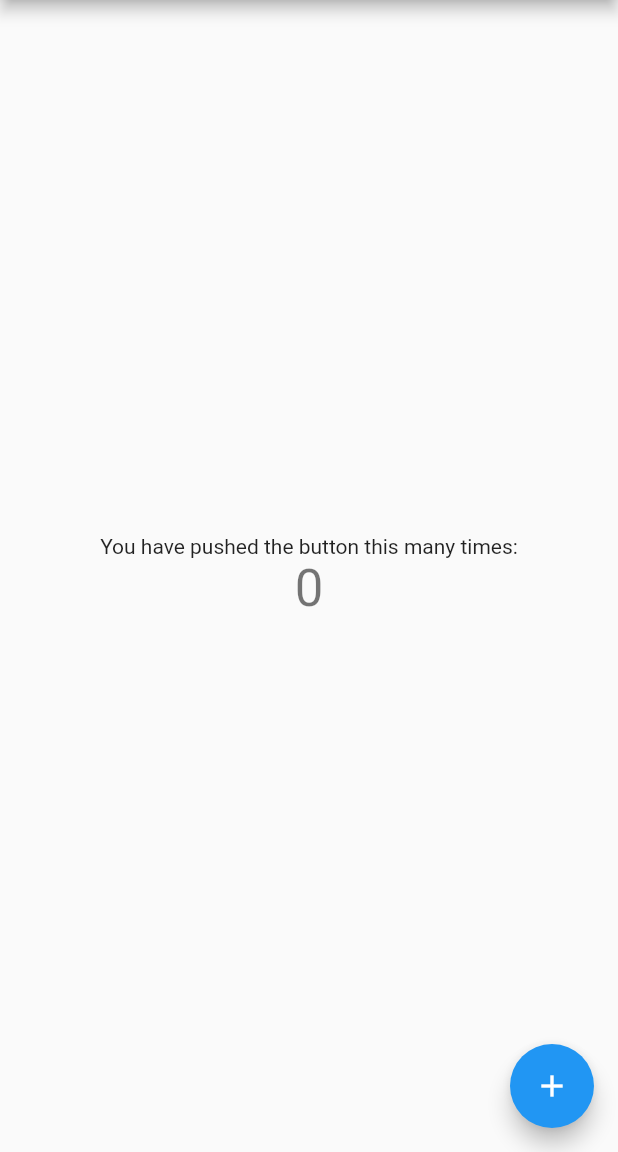
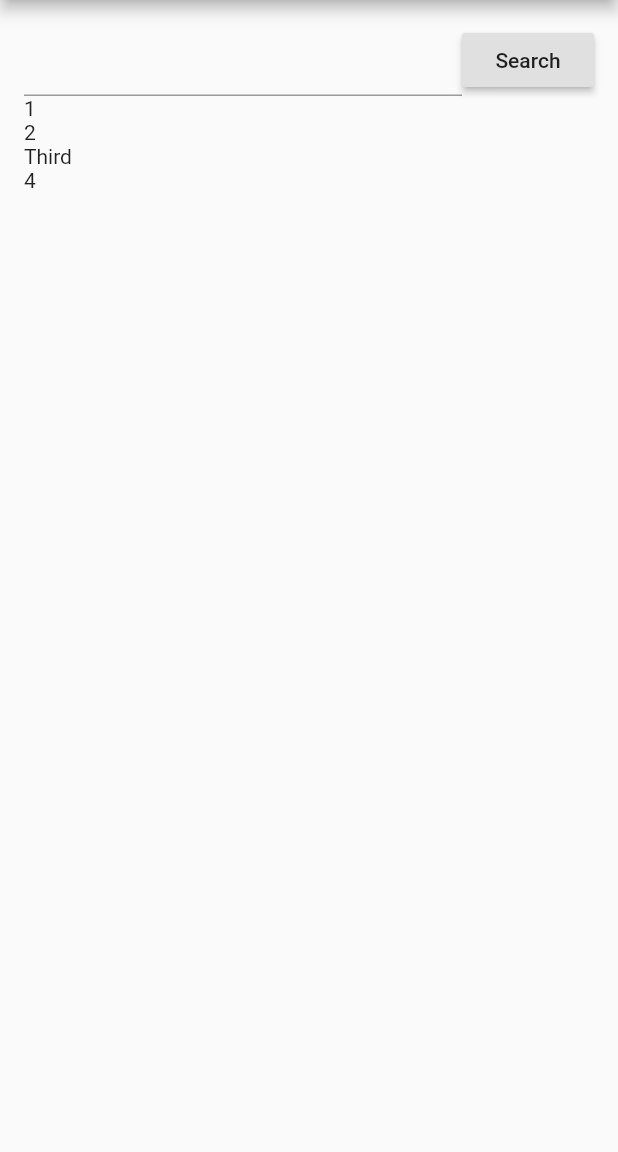
Before and after one commit to jeffreyliu8/github-search-with-flutter, a Flutter app: the screen it shows after launch, on a phone screen of 412 x 824 dp, the part 84-1236 px from its top. Run offline on Flutter 3.47's test engine with Material 2 defaults, Android fonts, the phone set to English and light mode, and no system bars.

Commit message:
simple dynamic list

```diff
--- a/lib/main.dart
+++ b/lib/main.dart
@@ -45,17 +45,26 @@ class MyHomePage extends StatefulWidget {
 
 class _MyHomePageState extends State<MyHomePage> {
   int _counter = 0;
+  List<String> litems = ["1", "2", "Third", "4"];
+  final TextEditingController eCtrl = new TextEditingController();
 
-  void _incrementCounter() {
+  void _incrementCounter(String input) {
     setState(() {
       // This call to setState tells the Flutter framework that something has
       // changed in this State, which causes it to rerun the build method below
       // so that the display can reflect the updated values. If we changed
       // _counter without calling setState(), then the build method would not be
       // called again, and so nothing would appear to happen.
+      litems.add(input);
       _counter++;
     });
   }
+
+//  void _searchGithub(){
+//    setState(() {
+//      litems.add(value)
+//    });
+//  }
 
   @override
   Widget build(BuildContext context) {
@@ -71,41 +80,51 @@ class _MyHomePageState extends State<MyHomePage> {
         // the App.build method, and use it to set our appbar title.
         title: Text(widget.title),
       ),
-      body: Center(
-        // Center is a layout widget. It takes a single child and positions it
-        // in the middle of the parent.
+      body: Padding(
+        padding: const EdgeInsets.all(16.0),
         child: Column(
-          // Column is also a layout widget. It takes a list of children and
-          // arranges them vertically. By default, it sizes itself to fit its
-          // children horizontally, and tries to be as tall as its parent.
-          //
-          // Invoke "debug painting" (press "p" in the console, choose the
-          // "Toggle Debug Paint" action from the Flutter Inspector in Android
-          // Studio, or the "Toggle Debug Paint" command in Visual Studio Code)
-          // to see the wireframe for each widget.
-          //
-          // Column has various properties to control how it sizes itself and
-          // how it positions its children. Here we use mainAxisAlignment to
-          // center the children vertically; the main axis here is the vertical
-          // axis because Columns are vertical (the cross axis would be
-          // horizontal).
-          mainAxisAlignment: MainAxisAlignment.center,
           children: <Widget>[
-            Text(
-              'You have pushed the button this many times:',
+            Row(
+              children: <Widget>[
+                Expanded(
+                  child: TextField(
+                    controller: eCtrl,
+                    onSubmitted: (text) {
+                      _incrementCounter(text);
+//                      litems.add(text);
+//                      eCtrl.clear();
+//                      setState(() {});
+                    },
+                  ),
+                ),
+                RaisedButton(
+                  onPressed: () {
+                    _incrementCounter(eCtrl.text);
+                  },
+                  child: Text(
+                    "Search",
+                  ),
+                )
+              ],
             ),
-            Text(
-              '$_counter',
-              style: Theme.of(context).textTheme.display1,
+            Expanded(
+              child: ListView.builder(
+                  itemCount: litems.length,
+                  itemBuilder: (BuildContext ctxt, int index) {
+                    return new Text(litems[index]);
+                  }),
             ),
+//            Text(
+//              '$_counter'
+//            ),
           ],
         ),
       ),
-      floatingActionButton: FloatingActionButton(
-        onPressed: _incrementCounter,
-        tooltip: 'Increment',
-        child: Icon(Icons.add),
-      ), // This trailing comma makes auto-formatting nicer for build methods.
+//      floatingActionButton: FloatingActionButton(
+//        onPressed: _incrementCounter,
+//        tooltip: 'Increment',
+//        child: Icon(Icons.add),
+//      ), // This trailing comma makes auto-formatting nicer for build methods.
     );
   }
 }
```
